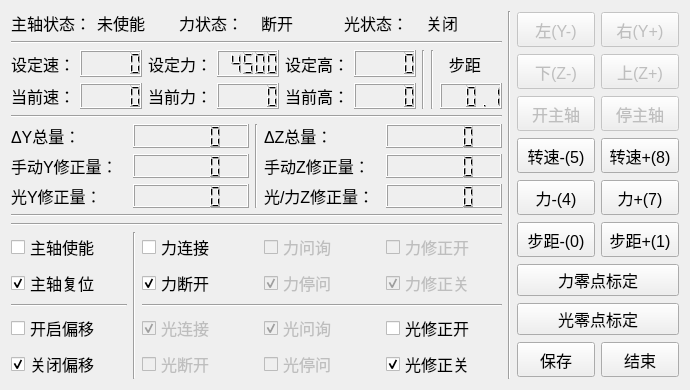
The window that 北工大蓝海华腾单机器人/GtRobotPulgin/GTRobotToolPlugin/_HMI/fsw.ui (chengbomoyu/FSWGtRobot) describes before a commit, drawn with Qt 5.
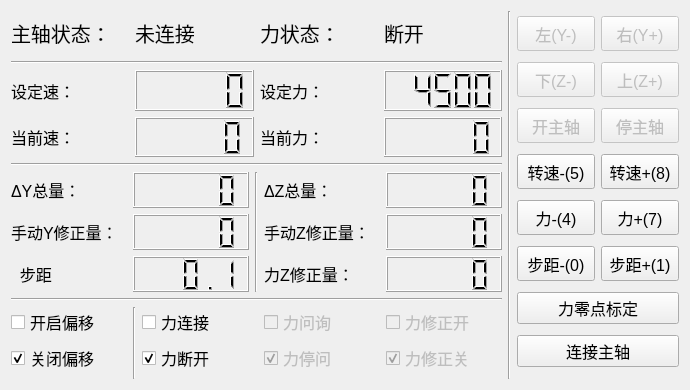
The same window after the commit.

Commit message: 1、2022-02-22删除其他功能，保留蓝海华腾电主轴驱动功能

The edit to the form file:
```diff
--- a/北工大蓝海华腾单机器人/GtRobotPulgin/GTRobotToolPlugin/_HMI/fsw.ui
+++ b/北工大蓝海华腾单机器人/GtRobotPulgin/GTRobotToolPlugin/_HMI/fsw.ui
@@ -35,14 +35,14 @@
    <item row="0" column="0">
     <layout class="QHBoxLayout" name="horizontalLayout" stretch="10,0,2">
      <item>
-      <layout class="QVBoxLayout" name="verticalLayout" stretch="1,0,4,0,5,0,0,2">
+      <layout class="QVBoxLayout" name="verticalLayout" stretch="2,0,4,0,5,0,2">
        <item>
         <layout class="QGridLayout" name="gridLayout">
          <item row="0" column="2">
           <widget class="QLabel" name="mlabel1">
            <property name="font">
             <font>
-             <pointsize>12</pointsize>
+             <pointsize>15</pointsize>
             </font>
            </property>
            <property name="text">
@@ -54,7 +54,7 @@
           <widget class="QLabel" name="mlabel_sri_status_connect">
            <property name="font">
             <font>
-             <pointsize>12</pointsize>
+             <pointsize>15</pointsize>
             </font>
            </property>
            <property name="text">
@@ -62,41 +62,11 @@
            </property>
           </widget>
          </item>
-         <item row="0" column="4">
-          <widget class="QLabel" name="mlabel_rsie_status_onoff">
-           <property name="enabled">
-            <bool>true</bool>
-           </property>
-           <property name="font">
-            <font>
-             <pointsize>12</pointsize>
-            </font>
-           </property>
-           <property name="text">
-            <string>光状态：</string>
-           </property>
-          </widget>
-         </item>
-         <item row="0" column="5">
-          <widget class="QLabel" name="mlabel_plaser_status_onoff">
-           <property name="enabled">
-            <bool>true</bool>
-           </property>
-           <property name="font">
-            <font>
-             <pointsize>12</pointsize>
-            </font>
-           </property>
-           <property name="text">
-            <string>关闭</string>
-           </property>
-          </widget>
-         </item>
          <item row="0" column="0">
           <widget class="QLabel" name="label_6">
            <property name="font">
             <font>
-             <pointsize>12</pointsize>
+             <pointsize>15</pointsize>
             </font>
            </property>
            <property name="text">
@@ -108,11 +78,11 @@
           <widget class="QLabel" name="mlabel_go_spindle_status">
            <property name="font">
             <font>
-             <pointsize>12</pointsize>
+             <pointsize>15</pointsize>
             </font>
            </property>
            <property name="text">
-            <string>未使能</string>
+            <string>未连接</string>
            </property>
           </widget>
          </item>
@@ -244,81 +214,6 @@
            </property>
           </widget>
          </item>
-         <item row="0" column="8">
-          <widget class="QLabel" name="label_19">
-           <property name="font">
-            <font>
-             <pointsize>12</pointsize>
-            </font>
-           </property>
-           <property name="text">
-            <string>  步距</string>
-           </property>
-          </widget>
-         </item>
-         <item row="0" column="4">
-          <widget class="QLabel" name="label_4">
-           <property name="font">
-            <font>
-             <pointsize>12</pointsize>
-            </font>
-           </property>
-           <property name="text">
-            <string>设定高：</string>
-           </property>
-          </widget>
-         </item>
-         <item row="0" column="5">
-          <widget class="QLCDNumber" name="mlcdnumber_plaser_vlotageset">
-           <property name="value" stdset="0">
-            <double>0.000000000000000</double>
-           </property>
-           <property name="intValue" stdset="0">
-            <number>0</number>
-           </property>
-          </widget>
-         </item>
-         <item row="1" column="4">
-          <widget class="QLabel" name="label_5">
-           <property name="font">
-            <font>
-             <pointsize>12</pointsize>
-            </font>
-           </property>
-           <property name="text">
-            <string>当前高：</string>
-           </property>
-          </widget>
-         </item>
-         <item row="1" column="5">
-          <widget class="QLCDNumber" name="mlcdnumber_plaser_vlotagenow"/>
-         </item>
-         <item row="1" column="8">
-          <widget class="QLCDNumber" name="mlcdnumber_rsi_man_step">
-           <property name="font">
-            <font>
-             <pointsize>12</pointsize>
-            </font>
-           </property>
-           <property name="value" stdset="0">
-            <double>0.100000000000000</double>
-           </property>
-          </widget>
-         </item>
-         <item row="0" column="7" rowspan="2">
-          <widget class="Line" name="line_4">
-           <property name="orientation">
-            <enum>Qt::Vertical</enum>
-           </property>
-          </widget>
-         </item>
-         <item row="0" column="6" rowspan="2">
-          <widget class="Line" name="line_9">
-           <property name="orientation">
-            <enum>Qt::Vertical</enum>
-           </property>
-          </widget>
-         </item>
         </layout>
        </item>
        <item>
@@ -329,7 +224,7 @@
         </widget>
        </item>
        <item>
-        <layout class="QGridLayout" name="gridLayout_4">
+        <layout class="QGridLayout" name="gridLayout_4" rowstretch="1,1,1">
          <item row="0" column="0">
           <widget class="QLabel" name="label_18">
            <property name="enabled">
@@ -353,7 +248,13 @@
            <property name="minimumSize">
             <size>
              <width>0</width>
-             <height>24</height>
+             <height>36</height>
+            </size>
+           </property>
+           <property name="maximumSize">
+            <size>
+             <width>16777215</width>
+             <height>36</height>
             </size>
            </property>
            <property name="font">
@@ -380,7 +281,13 @@
            <property name="minimumSize">
             <size>
              <width>0</width>
-             <height>24</height>
+             <height>36</height>
+            </size>
+           </property>
+           <property name="maximumSize">
+            <size>
+             <width>16777215</width>
+             <height>36</height>
             </size>
            </property>
            <property name="font">
@@ -407,7 +314,13 @@
            <property name="minimumSize">
             <size>
              <width>0</width>
-             <height>24</height>
+             <height>36</height>
+            </size>
+           </property>
+           <property name="maximumSize">
+            <size>
+             <width>16777215</width>
+             <height>36</height>
             </size>
            </property>
            <property name="font">
@@ -434,7 +347,13 @@
            <property name="minimumSize">
             <size>
              <width>0</width>
-             <height>24</height>
+             <height>36</height>
+            </size>
+           </property>
+           <property name="maximumSize">
+            <size>
+             <width>16777215</width>
+             <height>36</height>
             </size>
            </property>
            <property name="font">
@@ -458,7 +377,7 @@
             </font>
            </property>
            <property name="text">
-            <string>光/力Z修正量：</string>
+            <string>力Z修正量：</string>
            </property>
           </widget>
          </item>
@@ -473,31 +392,10 @@
              <height>24</height>
             </size>
            </property>
-           <property name="font">
-            <font>
-             <pointsize>12</pointsize>
-            </font>
-           </property>
-          </widget>
-         </item>
-         <item row="2" column="0">
-          <widget class="QLabel" name="label">
-           <property name="font">
-            <font>
-             <pointsize>12</pointsize>
-            </font>
-           </property>
-           <property name="text">
-            <string>光Y修正量：</string>
-           </property>
-          </widget>
-         </item>
-         <item row="2" column="1">
-          <widget class="QLCDNumber" name="lcdNumber">
-           <property name="minimumSize">
+           <property name="maximumSize">
             <size>
-             <width>0</width>
-             <height>24</height>
+             <width>16777215</width>
+             <height>36</height>
             </size>
            </property>
            <property name="font">
@@ -514,15 +412,44 @@
            </property>
           </widget>
          </item>
+         <item row="2" column="0">
+          <widget class="QLabel" name="label_19">
+           <property name="font">
+            <font>
+             <pointsize>12</pointsize>
+            </font>
+           </property>
+           <property name="text">
+            <string>  步距</string>
+           </property>
+          </widget>
+         </item>
+         <item row="2" column="1">
+          <widget class="QLCDNumber" name="mlcdnumber_rsi_man_step">
+           <property name="minimumSize">
+            <size>
+             <width>0</width>
+             <height>36</height>
+            </size>
+           </property>
+           <property name="maximumSize">
+            <size>
+             <width>16777215</width>
+             <height>36</height>
+            </size>
+           </property>
+           <property name="font">
+            <font>
+             <pointsize>12</pointsize>
+            </font>
+           </property>
+           <property name="value" stdset="0">
+            <double>0.100000000000000</double>
+           </property>
+          </widget>
+         </item>
         </layout>
        </item>
-       <item>
-        <widget class="Line" name="line_5">
-         <property name="orientation">
-          <enum>Qt::Horizontal</enum>
-         </property>
-        </widget>
-       </item>
        <item>
         <widget class="Line" name="line_11">
          <property name="orientation">
@@ -625,133 +552,14 @@
            </property>
           </widget>
          </item>
-         <item row="3" column="2">
-          <widget class="QCheckBox" name="checkBox_2">
-           <property name="enabled">
-            <bool>false</bool>
-           </property>
-           <property name="font">
-            <font>
-             <pointsize>12</pointsize>
-            </font>
-           </property>
-           <property name="text">
-            <string>光连接</string>
-           </property>
-           <property name="checked">
-            <bool>true</bool>
-           </property>
-          </widget>
-         </item>
-         <item row="4" column="2">
-          <widget class="QCheckBox" name="checkBox_4">
-           <property name="enabled">
-            <bool>false</bool>
-           </property>
-           <property name="font">
-            <font>
-             <pointsize>12</pointsize>
-            </font>
-           </property>
-           <property name="text">
-            <string>光断开</string>
-           </property>
-           <property name="checked">
-            <bool>false</bool>
-           </property>
-          </widget>
-         </item>
-         <item row="3" column="3">
-          <widget class="QCheckBox" name="checkBox_3">
-           <property name="enabled">
-            <bool>false</bool>
-           </property>
-           <property name="font">
-            <font>
-             <pointsize>12</pointsize>
-            </font>
-           </property>
-           <property name="text">
-            <string>光问询</string>
-           </property>
-           <property name="checked">
-            <bool>true</bool>
-           </property>
-          </widget>
-         </item>
-         <item row="4" column="3">
-          <widget class="QCheckBox" name="checkBox_5">
-           <property name="enabled">
-            <bool>false</bool>
-           </property>
-           <property name="font">
-            <font>
-             <pointsize>12</pointsize>
-            </font>
-           </property>
-           <property name="text">
-            <string>光停问</string>
-           </property>
-           <property name="checked">
-            <bool>false</bool>
-           </property>
-          </widget>
-         </item>
-         <item row="3" column="4">
-          <widget class="QCheckBox" name="mcheckbox_plaser_status_on">
-           <property name="enabled">
-            <bool>true</bool>
-           </property>
-           <property name="font">
-            <font>
-             <pointsize>12</pointsize>
-            </font>
-           </property>
-           <property name="text">
-            <string>光修正开</string>
-           </property>
-          </widget>
-         </item>
-         <item row="4" column="4">
-          <widget class="QCheckBox" name="mcheckbox_plaser_status_off">
-           <property name="enabled">
-            <bool>true</bool>
-           </property>
-           <property name="font">
-            <font>
-             <pointsize>12</pointsize>
-            </font>
-           </property>
-           <property name="text">
-            <string>光修正关</string>
-           </property>
-           <property name="checked">
-            <bool>true</bool>
-           </property>
-          </widget>
-         </item>
-         <item row="0" column="1" rowspan="5">
+         <item row="0" column="1" rowspan="3">
           <widget class="Line" name="line_6">
            <property name="orientation">
             <enum>Qt::Vertical</enum>
            </property>
           </widget>
          </item>
-         <item row="2" column="2" colspan="3">
-          <widget class="Line" name="line_7">
-           <property name="orientation">
-            <enum>Qt::Horizontal</enum>
-           </property>
-          </widget>
-         </item>
-         <item row="2" column="0">
-          <widget class="Line" name="line_8">
-           <property name="orientation">
-            <enum>Qt::Horizontal</enum>
-           </property>
-          </widget>
-         </item>
-         <item row="3" column="0">
+         <item row="0" column="0">
           <widget class="QCheckBox" name="checkbox_rsi_on">
            <property name="font">
             <font>
@@ -763,35 +571,7 @@
            </property>
           </widget>
          </item>
-         <item row="0" column="0">
-          <widget class="QCheckBox" name="mcheckbox_go_spindle_status_on">
-           <property name="font">
-            <font>
-             <pointsize>12</pointsize>
-            </font>
-           </property>
-           <property name="contextMenuPolicy">
-            <enum>Qt::DefaultContextMenu</enum>
-           </property>
-           <property name="toolTip">
-            <string>&lt;!DOCTYPE HTML PUBLIC &quot;-//W3C//DTD HTML 4.0//EN&quot; &quot;http://www.w3.org/TR/REC-html40/strict.dtd&quot;&gt;
-&lt;html&gt;&lt;head&gt;&lt;meta name=&quot;qrichtext&quot; content=&quot;1&quot; /&gt;&lt;style type=&quot;text/css&quot;&gt;
-p, li { white-space: pre-wrap; }
-&lt;/style&gt;&lt;/head&gt;&lt;body style=&quot; font-family:'SimSun'; font-size:12pt; font-weight:400; font-style:normal;&quot;&gt;
-&lt;p style=&quot; margin-top:0px; margin-bottom:0px; margin-left:0px; margin-right:0px; -qt-block-indent:0; text-indent:0px;&quot;&gt;&lt;span style=&quot; font-size:9pt;&quot;&gt;主轴复位&lt;/span&gt;&lt;/p&gt;&lt;/body&gt;&lt;/html&gt;</string>
-           </property>
-           <property name="text">
-            <string>主轴使能</string>
-           </property>
-           <property name="iconSize">
-            <size>
-             <width>16</width>
-             <height>16</height>
-            </size>
-           </property>
-          </widget>
-         </item>
-         <item row="4" column="0">
+         <item row="1" column="0">
           <widget class="QCheckBox" name="checkbox_rsi_off">
            <property name="font">
             <font>
@@ -806,27 +586,6 @@
            </property>
           </widget>
          </item>
-         <item row="1" column="0">
-          <widget class="QCheckBox" name="mcheckbox_go_spindle_status_off">
-           <property name="font">
-            <font>
-             <pointsize>12</pointsize>
-            </font>
-           </property>
-           <property name="text">
-            <string>主轴复位</string>
-           </property>
-           <property name="iconSize">
-            <size>
-             <width>10</width>
-             <height>20</height>
-            </size>
-           </property>
-           <property name="checked">
-            <bool>true</bool>
-           </property>
-          </widget>
-         </item>
         </layout>
        </item>
       </layout>
@@ -894,54 +653,6 @@
          </property>
         </widget>
        </item>
-       <item row="8" column="1">
-        <widget class="QPushButton" name="mpushbutton_rsi_save">
-         <property name="minimumSize">
-          <size>
-           <width>78</width>
-           <height>35</height>
-          </size>
-         </property>
-         <property name="maximumSize">
-          <size>
-           <width>85</width>
-           <height>16777215</height>
-          </size>
-         </property>
-         <property name="font">
-          <font>
-           <pointsize>12</pointsize>
-          </font>
-         </property>
-         <property name="text">
-          <string>保存</string>
-         </property>
-        </widget>
-       </item>
-       <item row="8" column="2">
-        <widget class="QPushButton" name="mpushbutton_rsi_savedone">
-         <property name="minimumSize">
-          <size>
-           <width>78</width>
-           <height>35</height>
-          </size>
-         </property>
-         <property name="maximumSize">
-          <size>
-           <width>85</width>
-           <height>16777215</height>
-          </size>
-         </property>
-         <property name="font">
-          <font>
-           <pointsize>12</pointsize>
-          </font>
-         </property>
-         <property name="text">
-          <string>结束</string>
-         </property>
-        </widget>
-       </item>
        <item row="6" column="1" colspan="2">
         <widget class="QPushButton" name="mpushbutton_sri_zero">
          <property name="minimumSize">
@@ -1222,7 +933,7 @@
         <widget class="QPushButton" name="mpushbutton_plaser_zero">
          <property name="minimumSize">
           <size>
-           <width>78</width>
+           <width>0</width>
            <height>30</height>
           </size>
          </property>
@@ -1232,7 +943,7 @@
           </font>
          </property>
          <property name="text">
-          <string>光零点标定</string>
+          <string>连接主轴</string>
          </property>
         </widget>
        </item>
```
Left out of the diff: 16 changed lines with no effect on the pictures. The commit also changes 10 other files.
